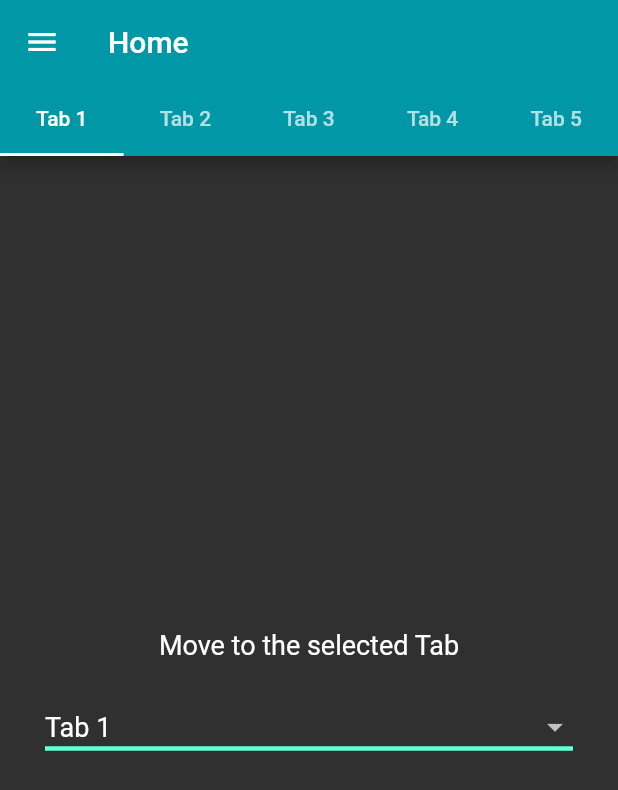
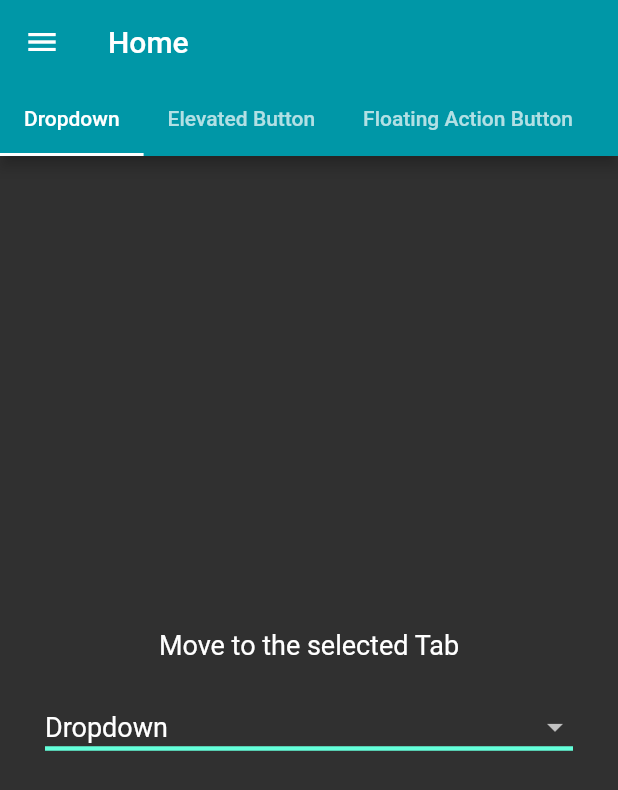
Before and after one commit to justEhmadSaeed/TabBar-Flutter, a Flutter app: the screen it shows after launch, on a phone screen of 412 x 824 dp. Shown: the top 790 px of the screen. Run offline on Flutter 3.47's test engine with Material 2 defaults, Android fonts, the phone set to English and light mode, and no system bars.

Commit message:
📦 NEW: Rename Tabs & Add Snackbars

```diff
--- a/lib/DropDown.dart
+++ b/lib/DropDown.dart
@@ -8,7 +8,13 @@ class DropDown extends StatefulWidget {
   _DropDownState createState() => _DropDownState();
 }
 
-const items = ['Tab 1', 'Tab 2', 'Tab 3', 'Tab 4', 'Tab 5'];
+const items = [
+  'Dropdown',
+  'Elevated Button',
+  'Floating Action Button',
+  'Icon Button',
+  'Pop-up Button'
+];
 
 class _DropDownState extends State<DropDown> {
   String dropdownValue = items[0];
--- a/lib/HomePage.dart
+++ b/lib/HomePage.dart
@@ -34,23 +34,24 @@ class _HomePageState extends State<HomePage>
         title: Text('Home'),
         backgroundColor: Colors.cyan[700],
         bottom: TabBar(
+          isScrollable: true,
           controller: _tabController,
           indicatorColor: Colors.white,
           tabs: [
             Tab(
-              child: Text('Tab 1'),
+              text: 'Dropdown',
             ),
             Tab(
-              child: Text('Tab 2'),
+              text: 'Elevated Button',
             ),
             Tab(
-              child: Text('Tab 3'),
+              text: 'Floating Action Button',
             ),
             Tab(
-              child: Text('Tab 4'),
+              text: 'Icon Button',
             ),
             Tab(
-              child: Text('Tab 5'),
+              text: 'Pop-up Button',
             ),
           ],
         ),
@@ -61,7 +62,7 @@ class _HomePageState extends State<HomePage>
           children: [
             kDrawerHeader,
             ListTile(
-              title: Text('6 Tabbed Screen'),
+              title: Text('Input & Selections'),
               leading: kDrawerHeaderIcon,
               onTap: () {
                 Navigator.pushNamed(context, Screen2.route);
@@ -90,7 +91,10 @@ class _HomePageState extends State<HomePage>
           Center(
             child: ElevatedButton(
               style: kButtonStyle,
-              onPressed: () {},
+              onPressed: () {
+                ScaffoldMessenger.of(context)
+                    .showSnackBar(SnackBar(content: Text('Elevated Button')));
+              },
               child: Padding(
                 padding: const EdgeInsets.all(8.0),
                 child: Text('I AM AN ELEVATED BUTTON'),
@@ -99,7 +103,10 @@ class _HomePageState extends State<HomePage>
           ),
           Center(
             child: FloatingActionButton(
-              onPressed: () {},
+              onPressed: () {
+                ScaffoldMessenger.of(context).showSnackBar(
+                    SnackBar(content: Text('Floating Action Button')));
+              },
               child: Padding(
                 padding: const EdgeInsets.all(8.0),
                 child: Icon(Icons.add),
@@ -110,7 +117,10 @@ class _HomePageState extends State<HomePage>
             child: IconButton(
               color: Colors.tealAccent,
               iconSize: 40,
-              onPressed: () {},
+              onPressed: () {
+                ScaffoldMessenger.of(context).showSnackBar(
+                    SnackBar(content: Text('Icon Button Pressed.')));
+              },
               icon: Icon(Icons.accessible),
             ),
           ),
--- a/lib/PopUpClass.dart
+++ b/lib/PopUpClass.dart
@@ -7,7 +7,13 @@ class PopUpClass extends StatefulWidget {
   _PopUpClassState createState() => _PopUpClassState();
 }
 
-const items = ['Tab 1', 'Tab 2', 'Tab 3', 'Tab 4', 'Tab 5'];
+const items = [
+  'Dropdown',
+  'Elevated Button',
+  'Floating Action Button',
+  'Icon Button',
+  'Pop-up Button'
+];
 
 class _PopUpClassState extends State<PopUpClass> {
   String popupValue = items[4];
--- a/lib/Screen2.dart
+++ b/lib/Screen2.dart
@@ -34,29 +34,30 @@ class _Screen2State extends State<Screen2> with SingleTickerProviderStateMixin {
   Widget build(BuildContext context) {
     return Scaffold(
       appBar: AppBar(
-        title: Text('Screen 2'),
+        title: Text('Input & Selections'),
         backgroundColor: Colors.cyan[700],
         bottom: TabBar(
+          isScrollable: true,
           controller: _tabController,
           indicatorColor: Colors.white,
           tabs: [
             Tab(
-              child: Text('Tab 1'),
+              text: 'Checkboxes',
             ),
             Tab(
-              child: Text('Tab 2'),
+              text: 'DatePicker',
             ),
             Tab(
-              child: Text('Tab 3'),
+              text: 'Radio Buttons',
             ),
             Tab(
-              child: Text('Tab 4'),
+              text: 'Switch',
             ),
             Tab(
-              child: Text('Tab 5'),
+              text: 'Slider',
             ),
             Tab(
-              child: Text('Tab 6'),
+              text: 'TextField',
             ),
           ],
         ),
@@ -67,7 +68,7 @@ class _Screen2State extends State<Screen2> with SingleTickerProviderStateMixin {
           children: [
             kDrawerHeader,
             ListTile(
-              title: Text('5 Tabbed Screen'),
+              title: Text('Buttons'),
               leading: kDrawerHeaderIcon,
               onTap: () {
                 Navigator.popUntil(
```
Also changed, not shown: 1 other file.
